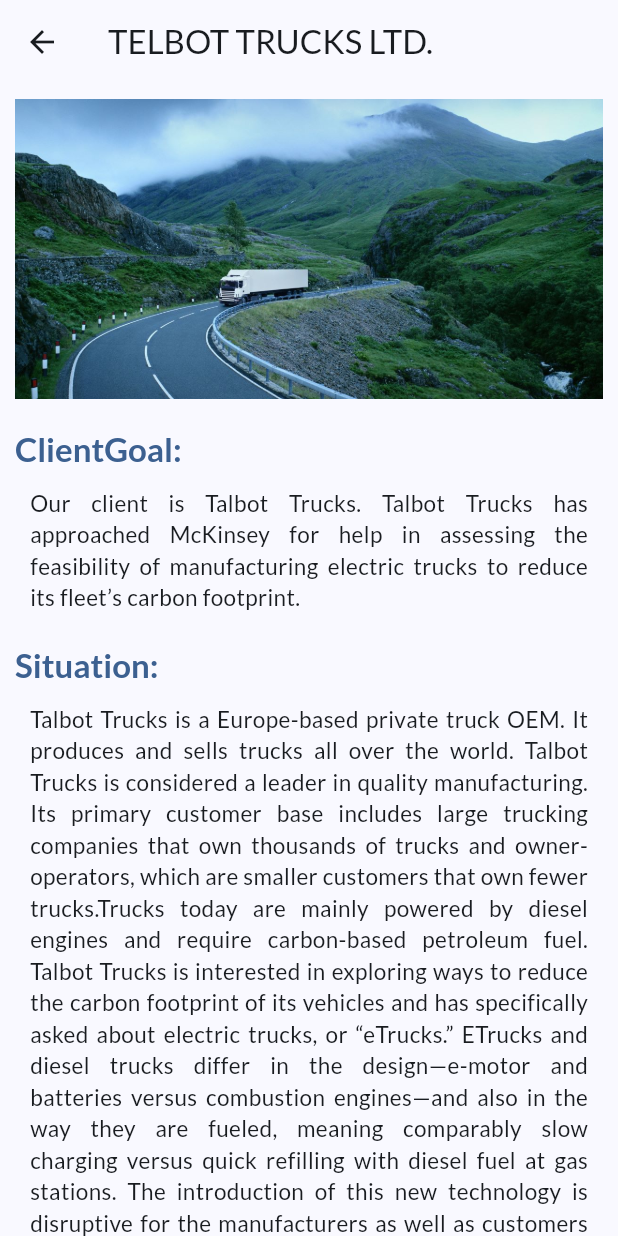
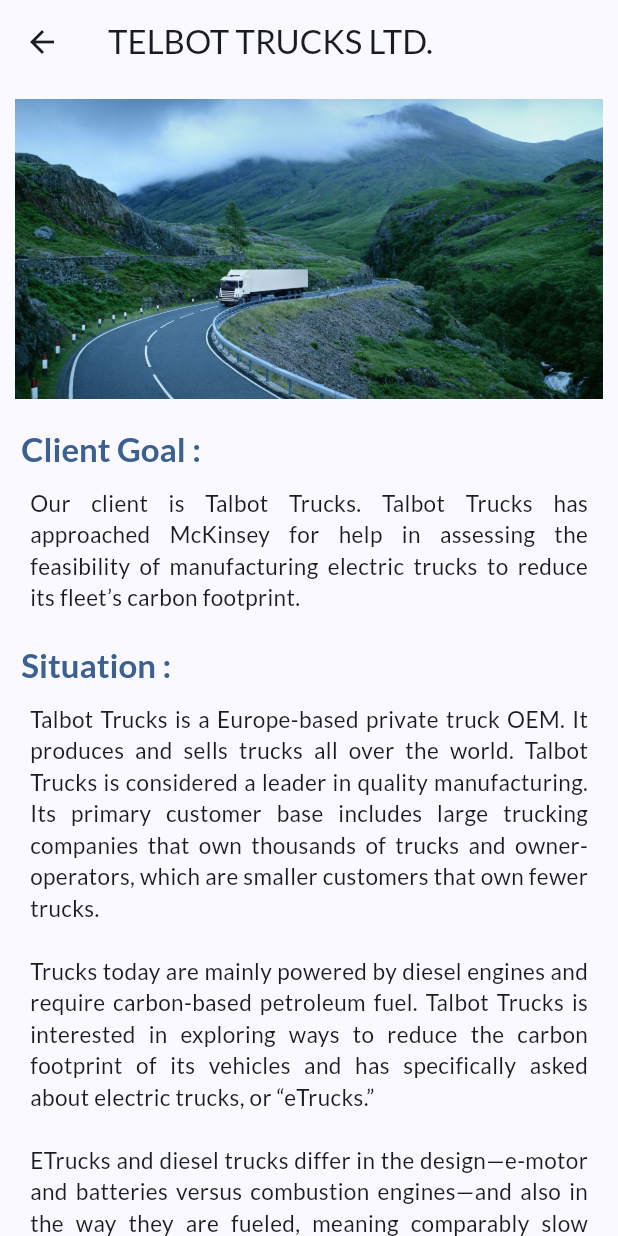
Before and after one commit to PalGabani/Business_Bridge, a Flutter app: the homepage screen opened directly, after a tap on "TELBOT TRUCKS LTD.", on a phone screen of 412 x 824 dp. Run offline on Flutter 3.47's test engine with Material 2 defaults, Android fonts, the light colour scheme and no system bars; our stand-ins replace flutter_riverpod, google_fonts, riverpod, transparent_image.

Commit message:
get service page ui dynamic ..

```diff
--- a/lib/screens/case_study_details_page.dart
+++ b/lib/screens/case_study_details_page.dart
@@ -48,7 +48,7 @@
               Align(
                 alignment: Alignment.centerLeft,
                 child: Text(
-                  'ClientGoal:',
+                  ' Client Goal :',
                   style: Theme.of(context).textTheme.titleLarge!.copyWith(
                       color: Theme.of(context).colorScheme.primary,
                       fontWeight: FontWeight.bold,),
@@ -76,7 +76,7 @@
               Align(
                 alignment: Alignment.centerLeft ,
                 child: Text(
-                  'Situation:',
+                  ' Situation :',
                   style: Theme.of(context).textTheme.titleLarge!.copyWith(
                       color: Theme.of(context).colorScheme.primary,
                       fontWeight: FontWeight.bold),
@@ -104,7 +104,7 @@
               Align(
                 alignment: Alignment.centerLeft,
                 child: Text(
-                  'Study:',
+                  ' Study :',
                   style: Theme.of(context).textTheme.titleLarge!.copyWith(
                       color: Theme.of(context).colorScheme.primary,
                       fontWeight: FontWeight.bold),
--- a/lib/screens/services_getservice.dart
+++ b/lib/screens/services_details_page.dart
@@ -41,10 +41,11 @@
               Align(
                 alignment: Alignment.centerLeft,
                 child: Text(
-                  'Details:',
+                  ' Details :',
                   style: Theme.of(context).textTheme.titleLarge!.copyWith(
                     color: Theme.of(context).colorScheme.primary,
-                    fontWeight: FontWeight.bold,),
+                    fontWeight: FontWeight.bold,
+                  ),
                 ),
               ),
               const SizedBox(
--- a/lib/screens/services_page.dart
+++ b/lib/screens/services_page.dart
@@ -1,5 +1,5 @@
 import 'package:business_bridge/models/services.dart';
-import 'package:business_bridge/screens/services_getservice.dart';
+import 'package:business_bridge/screens/services_details_page.dart';
 import 'package:business_bridge/widgets/services_items.dart';
 import 'package:flutter/cupertino.dart';
 import 'package:flutter/material.dart';
--- a/lib/widgets/services_items.dart
+++ b/lib/widgets/services_items.dart
@@ -17,118 +17,96 @@
   @override
   Widget build(BuildContext context) {
     return Card(
-      margin: EdgeInsets.all(12),
+
       shape: RoundedRectangleBorder(borderRadius: BorderRadius.circular(10)),
-      elevation: 3,
+      elevation: 0,
       clipBehavior: Clip.hardEdge,
-      shadowColor: Colors.blueGrey,
+      color: Theme.of(context).colorScheme.background,
+
 
       child: Padding(
-        padding: const EdgeInsets.fromLTRB(5, 5, 5, 20),
+        padding: const EdgeInsets.fromLTRB(15,10,15, 10),
         child: Column(
           children: [
-            Padding(
-              padding: const EdgeInsets.all(8.0),
-              child: Container(
+
+            Container(
+              child: Column(
+                children: [
+                  Container(
+                    child: Column(
+                      children: [
+                        Container(
+                          height: 170,
+                          width: double.infinity,
                           decoration: BoxDecoration(
-                  borderRadius: BorderRadius.circular(50),
-                  color: Theme.of(context).colorScheme.onPrimaryContainer,
+                              borderRadius: BorderRadius.circular(10),
+                              image: DecorationImage(
+                                  image: AssetImage(
+                                      ser.imageUrl),
+                                  fit: BoxFit.cover)),
                         ),
-                child: FadeInImage(
-                  placeholder: MemoryImage(kTransparentImage),
-                  image: AssetImage(ser.imageUrl),
-                  fit: BoxFit.fill,
-                  height: 150,
-                  width: double.infinity,
+                        Container(
+                          alignment: AlignmentDirectional.topStart,
+                          padding: EdgeInsets.all(6),
+                          child: Text(ser.title,
+                              style: TextStyle(fontSize: 28)),
+                        ),
+                        Row(
+                          children: [
+                            Container(
+                              padding: EdgeInsets.only(left: 10, right: 10),
+                              width: 140,
+                              height: 40,
+                              child: ElevatedButton(
+                                style: ButtonStyle(
+                                    shape: MaterialStatePropertyAll(
+                                        RoundedRectangleBorder(borderRadius: BorderRadius.circular(10))),
+                                    backgroundColor: MaterialStatePropertyAll(
+                                      Theme.of(context).colorScheme.secondary,
+                                    )),
+                                onPressed: () {
+                                  onSelectService(ser);
+                                },
+                                child: Text(
+                                  'Get',
+                                  style: Theme.of(context)
+                                      .textTheme
+                                      .bodyLarge!
+                                      .copyWith(
+                                      color: Theme.of(context)
+                                          .colorScheme
+                                          .background,
+                                      fontWeight: FontWeight.bold,
+                                      fontSize: 18),
                                 ),
                               ),
                             ),
                             Container(
-              child: Column(
-                children: [
-                  Text(
-                    ser.title,
-                    maxLines: 2,
-                    textAlign: TextAlign.center,
-                    softWrap: true,
-                    overflow: TextOverflow.ellipsis,
-                    style: Theme.of(context).textTheme.titleLarge!.copyWith(
-                          color:
-                              Theme.of(context).colorScheme.onPrimaryContainer,
+                              padding: EdgeInsets.only(left: 10, right: 10),
+                              width: 180,
+                              height: 40,
+                              child: ElevatedButton(
+                                style: ButtonStyle(
+                                  shape: MaterialStatePropertyAll(
+                                      RoundedRectangleBorder(
+                                          borderRadius:
+                                          BorderRadius.circular(10))),
                                 ),
-                  ),
-                  SizedBox(
-                    height: 10,
-                  ),
-                  Row(
-                    mainAxisAlignment: MainAxisAlignment.spaceEvenly,
-                    crossAxisAlignment: CrossAxisAlignment.center,
-                    children: [
-                      // ElevatedButton(
-                      //
-                      //   onPressed: () {
-                      //     onSelectService(ser);
-                      //   },
-                      //   child: Text('Get'),
-                      //
-                      // ),
-                      GestureDetector(
-                      onTap: () {
-                  onSelectService(ser);
-                },
-                        child: Container(
-                          width: 110,
-                          height: 40,
-                          decoration: BoxDecoration(
-                            borderRadius: BorderRadius.circular(8),
-                            color: Theme.of(context).colorScheme.onPrimaryContainer,
-                            boxShadow: [
-                              BoxShadow(
-                                color: Theme.of(context).colorScheme.onSecondary,
-                                spreadRadius: 2,
-                                blurRadius: 10,
-                                offset: Offset(0, 3),
-                              ),
-                            ],
-                          ),
-                          child: Center(
-                            child: Text(
-                             'Get',
-                              style: Theme.of(context).textTheme.titleMedium!.copyWith(
-                                color:
-                                Theme.of(context).colorScheme.onTertiary,
-                              ),
-                            ),
-                          ),
-                        ),
-                      ),
-                      GestureDetector(
-                        onTap: () {
+                                onPressed: () {
+
 
                                 },
-                        child: Container(
-                          width: 110,
-                          height: 40,
-                          decoration: BoxDecoration(
-                            borderRadius: BorderRadius.circular(8),
-                            color:Theme.of(context).colorScheme.onTertiary  ,
-                            boxShadow: [
-                              // BoxShadow(
-                              //   color: Theme.of(context).colorScheme.onSecondary,
-                              //   spreadRadius: 2,
-                              //   blurRadius: 10,
-                              //   offset: Offset(0, 3),
-                              // ),
-                            ],
-                          ),
-                          child: Center(
                                 child: Text(
-                              'Know more...',
-                              style: Theme.of(context).textTheme.titleMedium!.copyWith(
-                                color:
-                                Theme.of(context).colorScheme.onBackground,
-                              ),
-                            ),
+                                  'Know More..',
+                                  style: Theme.of(context)
+                                      .textTheme
+                                      .bodyLarge!
+                                      .copyWith(
+                                      color: Theme.of(context)
+                                          .colorScheme
+                                          .onPrimaryContainer,
+                                      fontWeight: FontWeight.bold,
+                                      fontSize: 18),
                                 ),
                               ),
                             ),
@@ -140,6 +118,125 @@
                 ],
               ),
             ),
+          ],
+        ),
+      ),
+
+            // pal's code
+
+      //       Padding(
+      //         padding: const EdgeInsets.all(8.0),
+      //         child: Container(
+      //           decoration: BoxDecoration(
+      //             borderRadius: BorderRadius.circular(50),
+      //             color: Theme.of(context).colorScheme.onPrimaryContainer,
+      //           ),
+      //           child: FadeInImage(
+      //             placeholder: MemoryImage(kTransparentImage),
+      //             image: AssetImage(ser.imageUrl),
+      //             fit: BoxFit.fill,
+      //             height: 150,
+      //             width: double.infinity,
+      //           ),
+      //         ),
+      //       ),
+      //       Container(
+      //         child: Column(
+      //           children: [
+      //             Text(
+      //               ser.title,
+      //               maxLines: 2,
+      //               textAlign: TextAlign.center,
+      //               softWrap: true,
+      //               overflow: TextOverflow.ellipsis,
+      //               style: Theme.of(context).textTheme.titleLarge!.copyWith(
+      //                     color:
+      //                         Theme.of(context).colorScheme.onPrimaryContainer,
+      //                   ),
+      //             ),
+      //             SizedBox(
+      //               height: 10,
+      //             ),
+      //             Row(
+      //               mainAxisAlignment: MainAxisAlignment.spaceEvenly,
+      //               crossAxisAlignment: CrossAxisAlignment.center,
+      //               children: [
+      //                 // ElevatedButton(
+      //                 //
+      //                 //   onPressed: () {
+      //                 //     onSelectService(ser);
+      //                 //   },
+      //                 //   child: Text('Get'),
+      //                 //
+      //                 // ),
+      //                 GestureDetector(
+      //                 onTap: () {
+      //                   onSelectService(ser);
+      //                   },
+      //                   child: Container(
+      //                     width: 110,
+      //                     height: 40,
+      //                     decoration: BoxDecoration(
+      //                       borderRadius: BorderRadius.circular(8),
+      //                       color: Theme.of(context).colorScheme.onPrimaryContainer,
+      //                       boxShadow: [
+      //                         BoxShadow(
+      //                           color: Theme.of(context).colorScheme.onSecondary,
+      //                           spreadRadius: 2,
+      //                           blurRadius: 10,
+      //                           offset: Offset(0, 3),
+      //                         ),
+      //                       ],
+      //                     ),
+      //                     child: Center(
+      //                       child: Text(
+      //                        'Get',
+      //                         style: Theme.of(context).textTheme.titleMedium!.copyWith(
+      //                           color:
+      //                           Theme.of(context).colorScheme.onTertiary,
+      //                         ),
+      //                       ),
+      //                     ),
+      //                   ),
+      //                 ),
+      //                 GestureDetector(
+      //                   onTap: () {
+      //
+      //                   },
+      //                   child: Container(
+      //                     width: 110,
+      //                     height: 40,
+      //                     decoration: BoxDecoration(
+      //                       borderRadius: BorderRadius.circular(8),
+      //                       color:Theme.of(context).colorScheme.onTertiary  ,
+      //                       boxShadow: [
+      //                         // BoxShadow(
+      //                         //   color: Theme.of(context).colorScheme.onSecondary,
+      //                         //   spreadRadius: 2,
+      //                         //   blurRadius: 10,
+      //                         //   offset: Offset(0, 3),
+      //                         // ),
+      //                       ],
+      //                     ),
+      //                     child: Center(
+      //                       child: Text(
+      //                         'Know more...',
+      //                         style: Theme.of(context).textTheme.titleMedium!.copyWith(
+      //                           color:
+      //                           Theme.of(context).colorScheme.onBackground,
+      //                         ),
+      //                       ),
+      //                     ),
+      //                   ),
+      //                 ),
+      //               ],
+      //             )
+      //           ],
+      //         ),
+      //       ),
+      //     ],
+      //   ),
+      // ),
 
       // child: InkWell(
       //   onTap: () {
```
Also changed, not shown: lib/data/dummy_data.dart (+30 -12 lines), lib/screens/login_screen.dart (+13 -13 lines). Lines whose indentation alone changed are shown as unchanged.
